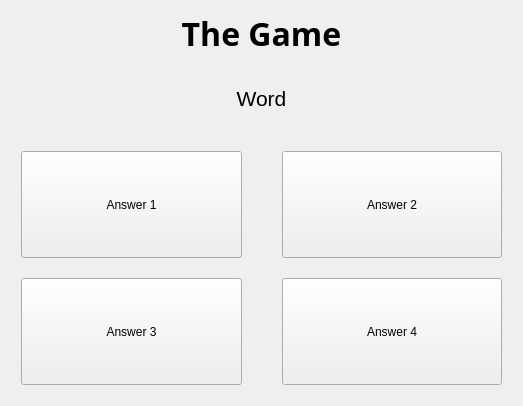
nhuhoainam/CSgo-dictionary, file game.ui: the form before one commit.
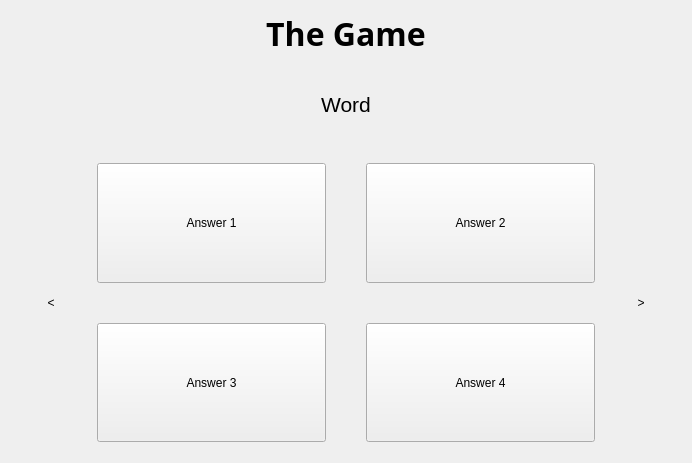
The form after the commit.

Patch:
```diff
--- a/game.ui
+++ b/game.ui
@@ -6,8 +6,8 @@
    <rect>
     <x>0</x>
     <y>0</y>
-    <width>523</width>
-    <height>406</height>
+    <width>692</width>
+    <height>463</height>
    </rect>
   </property>
   <property name="windowTitle">
@@ -50,77 +50,120 @@
     </widget>
    </item>
    <item>
-    <layout class="QGridLayout" name="gridLayout">
+    <layout class="QHBoxLayout" name="horizontalLayout_4">
      <property name="sizeConstraint">
       <enum>QLayout::SetDefaultConstraint</enum>
      </property>
      <property name="leftMargin">
-      <number>10</number>
+      <number>0</number>
      </property>
      <property name="topMargin">
       <number>10</number>
      </property>
      <property name="rightMargin">
-      <number>10</number>
+      <number>0</number>
      </property>
      <property name="bottomMargin">
       <number>10</number>
      </property>
-     <property name="horizontalSpacing">
-      <number>40</number>
-     </property>
-     <property name="verticalSpacing">
-      <number>20</number>
-     </property>
-     <item row="1" column="0">
-      <widget class="QPushButton" name="ans3">
+     <item>
+      <widget class="QPushButton" name="prevBtn">
        <property name="sizePolicy">
-        <sizepolicy hsizetype="Minimum" vsizetype="Minimum">
+        <sizepolicy hsizetype="Maximum" vsizetype="Minimum">
          <horstretch>0</horstretch>
          <verstretch>0</verstretch>
         </sizepolicy>
        </property>
-       <property name="text">
-        <string>Answer 3</string>
+       <property name="font">
+        <font>
+         <stylestrategy>PreferAntialias</stylestrategy>
+        </font>
        </property>
-      </widget>
-     </item>
-     <item row="0" column="0">
-      <widget class="QPushButton" name="ans1">
-       <property name="sizePolicy">
-        <sizepolicy hsizetype="Minimum" vsizetype="Minimum">
-         <horstretch>0</horstretch>
-         <verstretch>0</verstretch>
-        </sizepolicy>
-       </property>
        <property name="text">
-        <string>Answer 1</string>
+        <string>&lt;</string>
        </property>
+       <property name="flat">
+        <bool>true</bool>
+       </property>
       </widget>
      </item>
-     <item row="1" column="1">
-      <widget class="QPushButton" name="ans4">
-       <property name="sizePolicy">
-        <sizepolicy hsizetype="Minimum" vsizetype="Minimum">
-         <horstretch>0</horstretch>
-         <verstretch>0</verstretch>
-        </sizepolicy>
+     <item>
+      <layout class="QGridLayout" name="gridLayout">
+       <property name="spacing">
+        <number>40</number>
        </property>
-       <property name="text">
-        <string>Answer 4</string>
-       </property>
-      </widget>
+       <item row="1" column="1">
+        <widget class="QPushButton" name="ans4">
+         <property name="sizePolicy">
+          <sizepolicy hsizetype="Minimum" vsizetype="Minimum">
+           <horstretch>0</horstretch>
+           <verstretch>0</verstretch>
+          </sizepolicy>
+         </property>
+         <property name="text">
+          <string>Answer 4</string>
+         </property>
+        </widget>
+       </item>
+       <item row="0" column="0">
+        <widget class="QPushButton" name="ans1">
+         <property name="sizePolicy">
+          <sizepolicy hsizetype="Minimum" vsizetype="Minimum">
+           <horstretch>0</horstretch>
+           <verstretch>0</verstretch>
+          </sizepolicy>
+         </property>
+         <property name="text">
+          <string>Answer 1</string>
+         </property>
+        </widget>
+       </item>
+       <item row="0" column="1">
+        <widget class="QPushButton" name="ans2">
+         <property name="sizePolicy">
+          <sizepolicy hsizetype="Minimum" vsizetype="Minimum">
+           <horstretch>0</horstretch>
+           <verstretch>0</verstretch>
+          </sizepolicy>
+         </property>
+         <property name="text">
+          <string>Answer 2</string>
+         </property>
+        </widget>
+       </item>
+       <item row="1" column="0">
+        <widget class="QPushButton" name="ans3">
+         <property name="sizePolicy">
+          <sizepolicy hsizetype="Minimum" vsizetype="Minimum">
+           <horstretch>0</horstretch>
+           <verstretch>0</verstretch>
+          </sizepolicy>
+         </property>
+         <property name="text">
+          <string>Answer 3</string>
+         </property>
+        </widget>
+       </item>
+      </layout>
      </item>
-     <item row="0" column="1">
-      <widget class="QPushButton" name="ans2">
+     <item>
+      <widget class="QPushButton" name="nextBtn">
        <property name="sizePolicy">
-        <sizepolicy hsizetype="Minimum" vsizetype="Minimum">
+        <sizepolicy hsizetype="Fixed" vsizetype="Minimum">
          <horstretch>0</horstretch>
          <verstretch>0</verstretch>
         </sizepolicy>
        </property>
+       <property name="font">
+        <font>
+         <stylestrategy>PreferAntialias</stylestrategy>
+        </font>
+       </property>
        <property name="text">
-        <string>Answer 2</string>
+        <string>&gt;</string>
+       </property>
+       <property name="flat">
+        <bool>true</bool>
        </property>
       </widget>
      </item>
```
